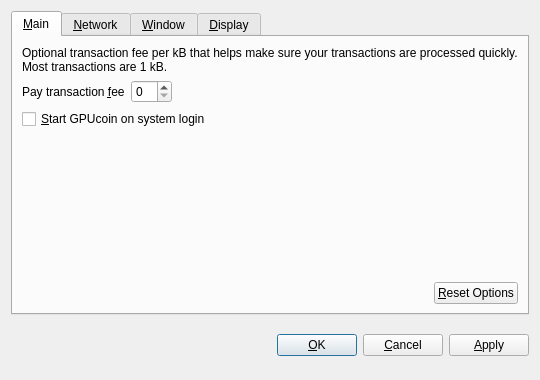
The window that src/qt/forms/optionsdialog.ui (jamieede/BritishCoin) describes before a commit, drawn with Qt 5.
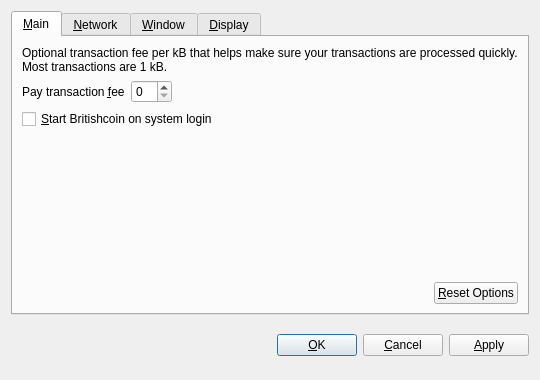
The same window after the commit. Custom widgets are drawn as their Qt base class.

Patch:
```diff
--- a/src/qt/forms/optionsdialog.ui
+++ b/src/qt/forms/optionsdialog.ui
@@ -82,7 +82,7 @@
           <string>Automatically start GPUcoin after logging in to the system.</string>
          </property>
          <property name="text">
-          <string>&amp;Start GPUcoin on system login</string>
+          <string>&amp;Start Britishcoin on system login</string>
          </property>
         </widget>
        </item>
```
Left out of the diff: 10 changed lines with no effect on the pictures.
